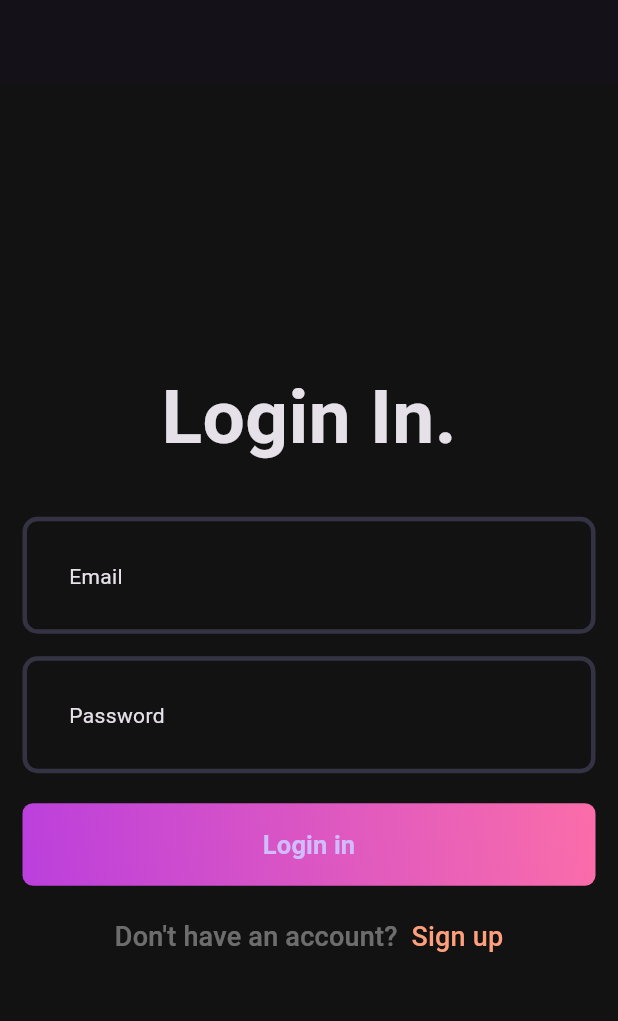
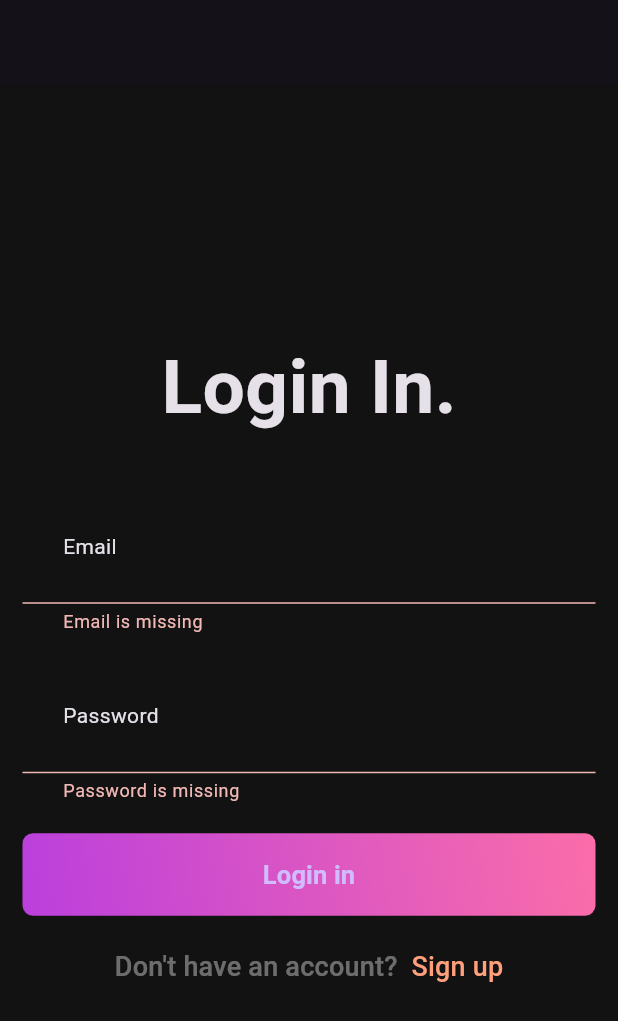
Before and after one commit to RoanWolf/x_music, a Flutter app: the screen it shows after launch, after a tap on "Login in", on a phone screen of 412 x 824 dp. Shown: the top 1021 px of the screen. Run offline on Flutter 3.47's test engine with Material 3 defaults, Android fonts, the light colour scheme and no system bars; our stand-ins replace fpdart.

Commit message:
End login and register

```diff
--- a/client/lib/core/failure/app_failure.dart
+++ b/client/lib/core/failure/app_failure.dart
@@ -1,4 +1,3 @@
-// ignore_for_file: public_member_api_docs, sort_constructors_first
 import 'dart:convert';
 
 class AppFailure {
--- a/client/lib/features/auth/view/pages/login_page.dart
+++ b/client/lib/features/auth/view/pages/login_page.dart
@@ -53,12 +53,14 @@ class _LoginPageState extends State<LoginPage> {
               const SizedBox(height: 20),
               AuthGradientButton(
                 onPressed: () async {
-                  final res = await AuthRemoteRepository().login(
-                    email: emailController.text,
-                    password: passwordController.text,
-                  );
+                  if (formKey.currentState!.validate()) {
+                    final res = await AuthRemoteRepository().login(
+                      email: emailController.text,
+                      password: passwordController.text,
+                    );
 
-                  print(res);
+                    print(res);
+                  }
                 },
                 buttonText: 'Login in',
               ),
--- a/client/lib/features/auth/view/pages/signup_page.dart
+++ b/client/lib/features/auth/view/pages/signup_page.dart
@@ -56,6 +56,7 @@ class _SignupPageState extends State<SignupPage> {
               const SizedBox(height: 20),
               AuthGradientButton(
                 onPressed: () async {
+                  if (formKey.currentState!.validate()) {
                     final res = await AuthRemoteRepository().registerUser(
                       name: nameController.text,
                       email: emailController.text,
@@ -63,6 +64,7 @@ class _SignupPageState extends State<SignupPage> {
                     );
 
                     print(res);
+                  }
                 },
                 buttonText: 'Sign up',
               ),
--- a/client/lib/features/auth/view/widgets/custom_filed.dart
+++ b/client/lib/features/auth/view/widgets/custom_filed.dart
@@ -21,6 +21,17 @@ class CustomField extends StatelessWidget {
         if (val == null || val.trim().isEmpty) {
           return "$hintText is missing";
         }
+
+        if (hintText == "Email") {
+          if (!val.contains("@")) {
+            return "Invalid Email";
+          }
+        }
+
+        if (hintText == "Password" && val.length < 6) {
+          return "Password must be at least 6 characters";
+        }
+
         return null;
       },
     );
```
Lines whose indentation alone changed are shown as unchanged.
